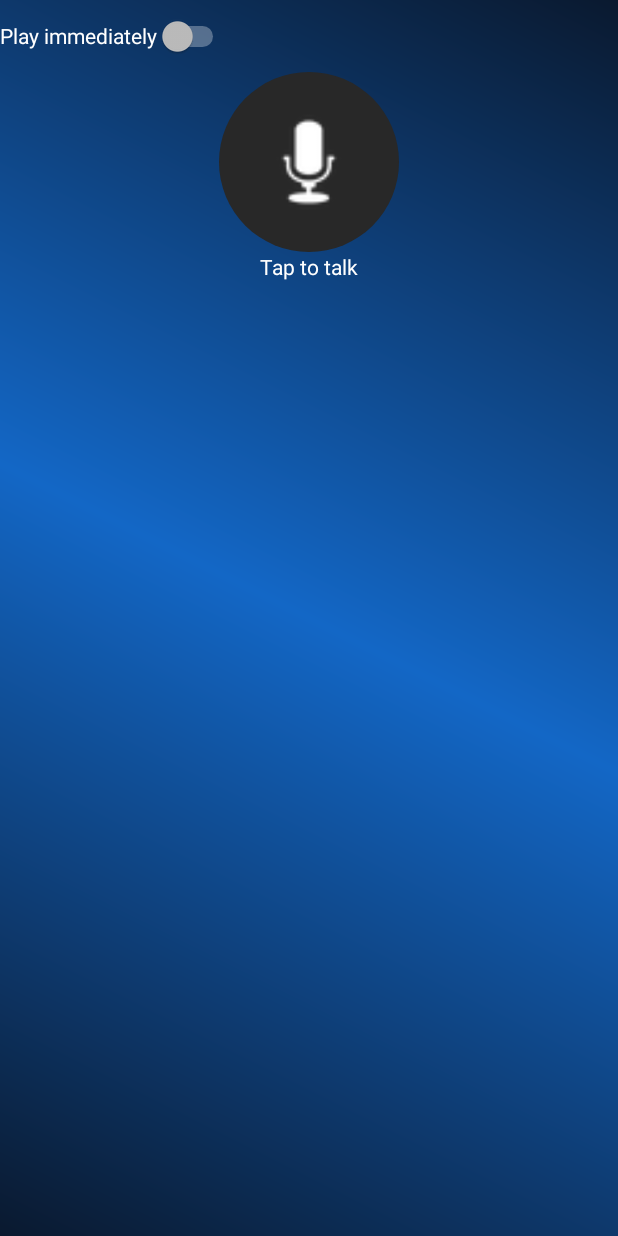
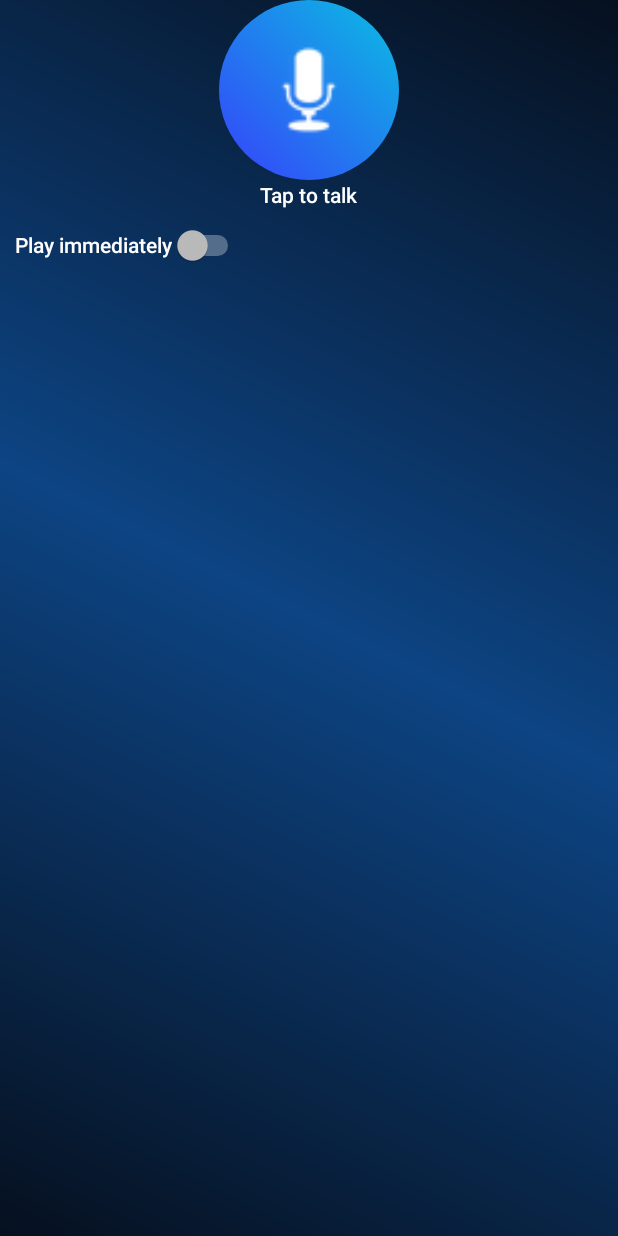
Before and after one commit to raulderoovers/jerico.ai, an Android app: the screen it shows after launch (MainActivity), on a phone screen of 412 x 824 dp. Run offline under Robolectric (Android 15) with nearby library versions, the light colour scheme and no system bars.

Commit message:
- Improving styles.

```diff
--- a/AssistIA/app/src/main/res/drawable/bg_gradient.xml
+++ b/AssistIA/app/src/main/res/drawable/bg_gradient.xml
@@ -4,9 +4,9 @@
         <shape android:shape="rectangle">
             <gradient
                 android:angle="45"
-                android:startColor="#0A192F"
-                android:centerColor="#1367C6"
-                android:endColor="#0A192F"
+                android:startColor="#06101F"
+                android:centerColor="#0D4483"
+                android:endColor="#06101F"
                 android:type="linear" />
         </shape>
     </item>
--- a/AssistIA/app/src/main/res/drawable/rounded_button.xml
+++ b/AssistIA/app/src/main/res/drawable/rounded_button.xml
@@ -3,7 +3,21 @@
     <item android:state_enabled="true">
         <shape
             android:shape="oval">
-            <solid android:color="#282828"/>
+            <gradient
+                android:startColor="#3742fa"
+                android:endColor="#0abde3"
+                android:angle="45"/>
+            <size android:width="80dp" android:height="80dp"/>
+            <corners android:radius="40dp"/>
+        </shape>
+    </item>
+    <item android:state_pressed="true">
+        <shape
+            android:shape="oval">
+            <gradient
+                android:startColor="#0abde3"
+                android:endColor="#3742fa"
+                android:angle="45"/>
             <size android:width="80dp" android:height="80dp"/>
             <corners android:radius="40dp"/>
         </shape>
--- a/AssistIA/app/src/main/res/layout/activity_main.xml
+++ b/AssistIA/app/src/main/res/layout/activity_main.xml
@@ -21,15 +21,6 @@
         android:orientation="vertical"
         android:gravity="center">
 
-        <Switch
-            android:id="@+id/swt_speak_asap"
-            android:layout_width="wrap_content"
-            android:layout_height="48dp"
-            android:layout_rowWeight="1"
-            android:text="@string/speak_asap"
-            android:layout_gravity="start"
-            tools:ignore="UseSwitchCompatOrMaterialXml" />
-
         <ImageButton
             android:id="@+id/btn_tap_to_record"
             android:layout_width="120dp"
@@ -52,12 +43,24 @@
             app:layout_constraintStart_toStartOf="parent"
             app:layout_constraintEnd_toEndOf="parent"/>
 
+        <Switch
+            android:id="@+id/swt_speak_asap"
+            android:layout_width="wrap_content"
+            android:layout_height="48dp"
+            android:layout_rowWeight="1"
+            android:text="@string/speak_asap"
+            android:layout_gravity="start"
+            android:layout_marginStart="10dp"
+            android:layout_marginBottom="10dp"
+            tools:ignore="UseSwitchCompatOrMaterialXml" />
+
         <ListView
             android:id="@+id/lvw_chat"
             android:layout_width="match_parent"
             android:layout_height="0dp"
             android:layout_weight="1"
-            android:divider="@null"
+            android:dividerHeight="10dp"
+            android:divider="@color/transparent"
             android:padding="8dp"/>
 
     </LinearLayout>
--- a/AssistIA/app/src/main/res/layout/item_message_user.xml
+++ b/AssistIA/app/src/main/res/layout/item_message_user.xml
@@ -9,9 +9,9 @@
         android:id="@+id/textMessage"
         android:layout_width="wrap_content"
         android:layout_height="wrap_content"
-        android:maxWidth="320dp"
         android:background="@drawable/message_user_background"
         android:padding="10dp"
+        android:maxWidth="320dp"
         android:textColor="@android:color/white" />
 
 </LinearLayout>
--- a/AssistIA/app/src/main/res/values/themes.xml
+++ b/AssistIA/app/src/main/res/values/themes.xml
@@ -14,6 +14,7 @@
         <item name="colorAccent">@color/neon_blue</item>
         <item name="android:textColor">@color/white</item>
         <item name="android:statusBarColor">@color/blue_dark</item>
+        <item name="android:fontFamily">sans-serif-medium</item>
     </style>
 
 </resources>
```
Also changed, not shown: AssistIA/app/src/main/res/drawable/record_button.xml (added, +25 -0 lines), AssistIA/app/src/main/res/layout/item_message_ai.xml (+19 -3 lines).
